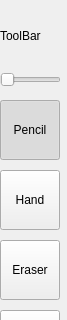
Old version of the form toolbar.ui in the repository BrandonWortmann/SpriteEditor; both pictures show x 0 to 67 and y 0 to 320 of the 67 by 731 pixel window.
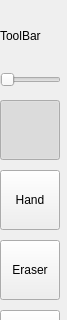
New version of the form.

Commit message: added one icon to button. more to come

Patch:
```diff
--- a/toolbar.ui
+++ b/toolbar.ui
@@ -119,7 +119,13 @@
     <number>-1</number>
    </property>
    <property name="text">
-    <string>Pencil</string>
+    <string/>
+   </property>
+   <property name="iconSize">
+    <size>
+     <width>60</width>
+     <height>60</height>
+    </size>
    </property>
    <property name="checkable">
     <bool>true</bool>
```
The commit also changes 8 other files.
